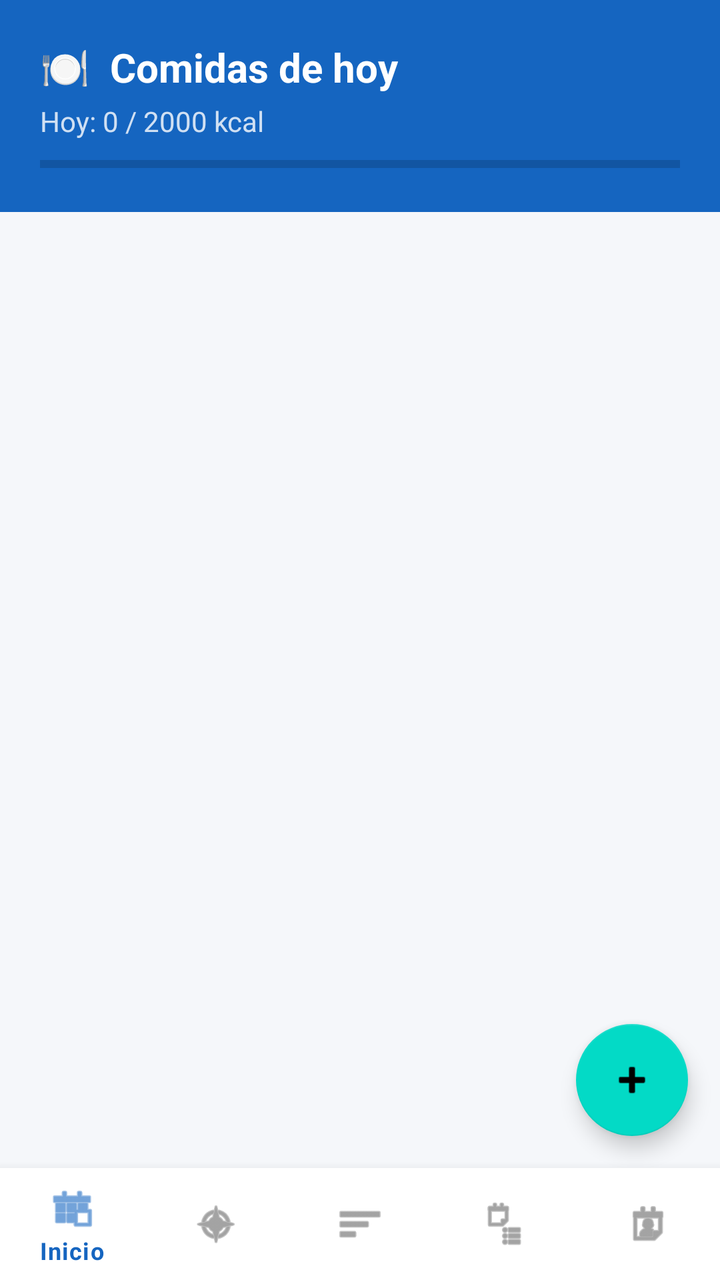
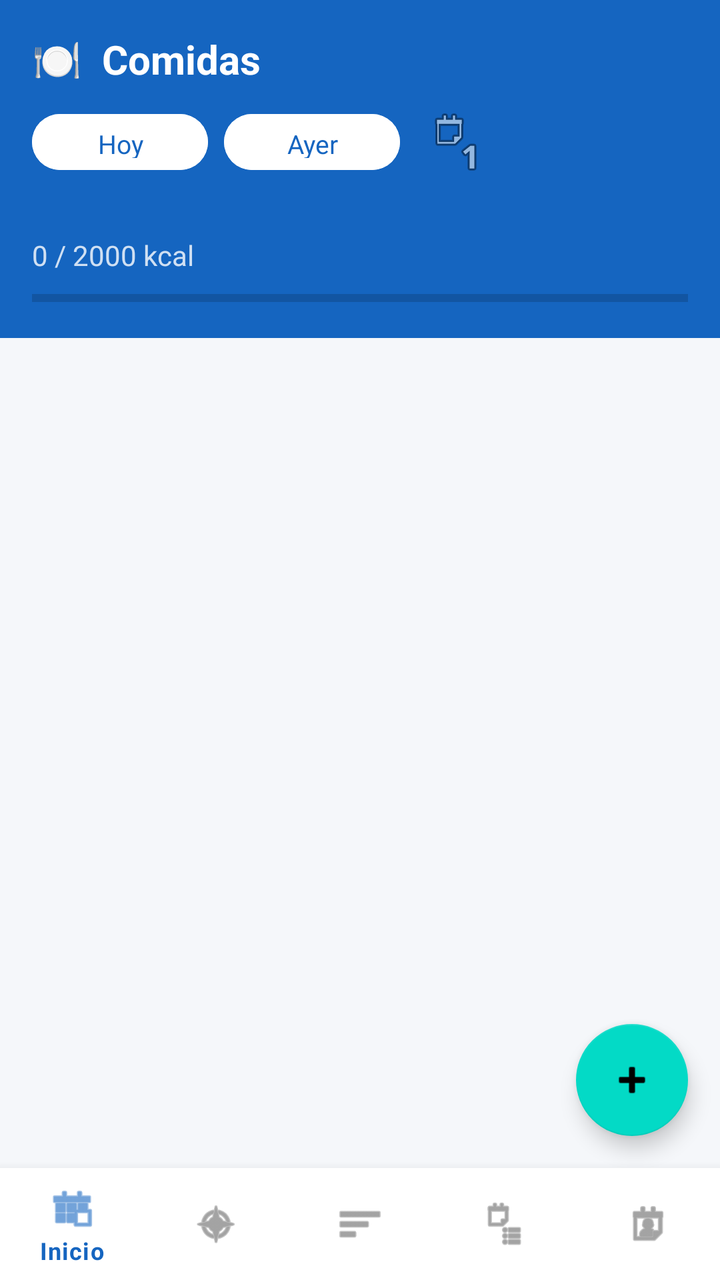

Screens rendered from an Android XML layout before and after an edit, with the pre-edit source and the edit as a unified diff.
<!-- AndroidManifest.xml: application theme Theme.HealthTracker -->
<!-- res/layout/activity_food.xml -->
<?xml version="1.0" encoding="utf-8"?>
<androidx.constraintlayout.widget.ConstraintLayout
    xmlns:android="http://schemas.android.com/apk/res/android"
    xmlns:app="http://schemas.android.com/apk/res-auto"
    android:layout_width="match_parent"
    android:layout_height="match_parent"
    android:background="@color/background">

    
    <LinearLayout
        android:id="@+id/header"
        android:layout_width="0dp"
        android:layout_height="wrap_content"
        android:orientation="vertical"
        android:background="@color/primary"
        android:padding="20dp"
        app:layout_constraintTop_toTopOf="parent"
        app:layout_constraintStart_toStartOf="parent"
        app:layout_constraintEnd_toEndOf="parent">

        <TextView
            android:layout_width="wrap_content"
            android:layout_height="wrap_content"
            android:text="🍽️  Comidas de hoy"
            android:textColor="@android:color/white"
            android:textSize="20sp"
            android:textStyle="bold"/>

        <TextView
            android:id="@+id/tvTotalCalories"
            android:layout_width="wrap_content"
            android:layout_height="wrap_content"
            android:text="Hoy: 0 / 2000 kcal"
            android:textColor="#CCffffff"
            android:textSize="14sp"
            android:layout_marginTop="4dp"/>

        <ProgressBar
            android:id="@+id/progressCalories"
            style="?android:attr/progressBarStyleHorizontal"
            android:layout_width="match_parent"
            android:layout_height="8dp"
            android:layout_marginTop="8dp"
            android:max="2000"
            android:progress="0"
            android:progressTint="@android:color/white"/>
    </LinearLayout>

    
    <androidx.recyclerview.widget.RecyclerView
        android:id="@+id/recyclerViewFood"
        android:layout_width="0dp"
        android:layout_height="0dp"
        android:padding="8dp"
        app:layout_constraintTop_toBottomOf="@id/header"
        app:layout_constraintBottom_toTopOf="@id/bottomNavigation"
        app:layout_constraintStart_toStartOf="parent"
        app:layout_constraintEnd_toEndOf="parent"/>

    
    <TextView
        android:id="@+id/tvEmpty"
        android:layout_width="0dp"
        android:layout_height="0dp"
        android:gravity="center"
        android:text="No hay comidas registradas hoy.\nTocá ＋ para agregar."
        android:textAlignment="center"
        android:textColor="@color/text_secondary"
        android:visibility="gone"
        app:layout_constraintTop_toBottomOf="@id/header"
        app:layout_constraintBottom_toTopOf="@id/bottomNavigation"
        app:layout_constraintStart_toStartOf="parent"
        app:layout_constraintEnd_toEndOf="parent"/>

    
    <com.google.android.material.bottomnavigation.BottomNavigationView
        android:id="@+id/bottomNavigation"
        android:layout_width="0dp"
        android:layout_height="wrap_content"
        app:menu="@menu/bottom_nav_menu"
        app:layout_constraintBottom_toBottomOf="parent"
        app:layout_constraintStart_toStartOf="parent"
        app:layout_constraintEnd_toEndOf="parent"/>

    
    <com.google.android.material.floatingactionbutton.FloatingActionButton
        android:id="@+id/fabAddFood"
        android:layout_width="wrap_content"
        android:layout_height="wrap_content"
        android:layout_margin="16dp"
        android:contentDescription="Agregar comida"
        app:srcCompat="@android:drawable/ic_input_add"
        app:layout_constraintBottom_toTopOf="@id/bottomNavigation"
        app:layout_constraintEnd_toEndOf="parent"/>

</androidx.constraintlayout.widget.ConstraintLayout>
<!-- resources referenced by this layout -->
<resources>
  <color name="background">#F5F7FA</color>
  <color name="primary">#1565C0</color>
  <color name="text_secondary">#757575</color>
  <style name="Theme.HealthTracker" parent="Theme.MaterialComponents.DayNight.NoActionBar">
          <item name="colorPrimary">@color/primary</item>
          <item name="colorPrimaryDark">@color/primary_dark</item>
          <item name="colorAccent">@color/accent</item>
          <item name="android:windowBackground">@color/background</item>
      </style>
  <color name="primary_dark">#0D47A1</color>
  <color name="accent">#42A5F5</color>
</resources>

<!-- the commit's change to res/layout/activity_food.xml (unified diff, before → after) -->
@@ -13,7 +13,7 @@
         android:layout_height="wrap_content"
         android:orientation="vertical"
         android:background="@color/primary"
-        android:padding="20dp"
+        android:padding="16dp"
         app:layout_constraintTop_toTopOf="parent"
         app:layout_constraintStart_toStartOf="parent"
         app:layout_constraintEnd_toEndOf="parent">
@@ -21,16 +21,63 @@
         <TextView
             android:layout_width="wrap_content"
             android:layout_height="wrap_content"
-            android:text="🍽️  Comidas de hoy"
+            android:text="🍽️  Comidas"
             android:textColor="@android:color/white"
             android:textSize="20sp"
             android:textStyle="bold"/>
+
+        <LinearLayout
+            android:layout_width="wrap_content"
+            android:layout_height="wrap_content"
+            android:orientation="horizontal"
+            android:layout_marginTop="8dp"
+            android:gravity="center_vertical">
+
+            <Button
+                android:id="@+id/btnDateToday"
+                android:layout_width="wrap_content"
+                android:layout_height="36dp"
+                android:text="Hoy"
+                android:textSize="13sp"
+                android:backgroundTint="@android:color/white"
+                android:textColor="@color/primary"
+                style="@style/Widget.Material3.Button.TonalButton"/>
+
+            <Button
+                android:id="@+id/btnDateYesterday"
+                android:layout_width="wrap_content"
+                android:layout_height="36dp"
+                android:text="Ayer"
+                android:textSize="13sp"
+                android:layout_marginStart="8dp"
+                android:backgroundTint="@android:color/white"
+                android:textColor="@color/primary"
+                style="@style/Widget.Material3.Button.TonalButton"/>
+
+            <ImageButton
+                android:id="@+id/btnDatePicker"
+                android:layout_width="40dp"
+                android:layout_height="40dp"
+                android:layout_marginStart="8dp"
+                android:src="@android:drawable/ic_menu_day"
+                android:background="?attr/selectableItemBackgroundBorderless"
+                android:contentDescription="Seleccionar fecha"
+                android:alpha="0.9"/>
+        </LinearLayout>
+
+        <TextView
+            android:id="@+id/tvSelectedDate"
+            android:layout_width="wrap_content"
+            android:layout_height="wrap_content"
+            android:textColor="#CCffffff"
+            android:textSize="14sp"
+            android:layout_marginTop="4dp"/>
 
         <TextView
             android:id="@+id/tvTotalCalories"
             android:layout_width="wrap_content"
             android:layout_height="wrap_content"
-            android:text="Hoy: 0 / 2000 kcal"
+            android:text="0 / 2000 kcal"
             android:textColor="#CCffffff"
             android:textSize="14sp"
             android:layout_marginTop="4dp"/>
@@ -63,7 +110,7 @@
         android:layout_width="0dp"
         android:layout_height="0dp"
         android:gravity="center"
-        android:text="No hay comidas registradas hoy.\nTocá ＋ para agregar."
+        android:text="No hay comidas registradas este día.\nTocá ＋ para agregar."
         android:textAlignment="center"
         android:textColor="@color/text_secondary"
         android:visibility="gone"
